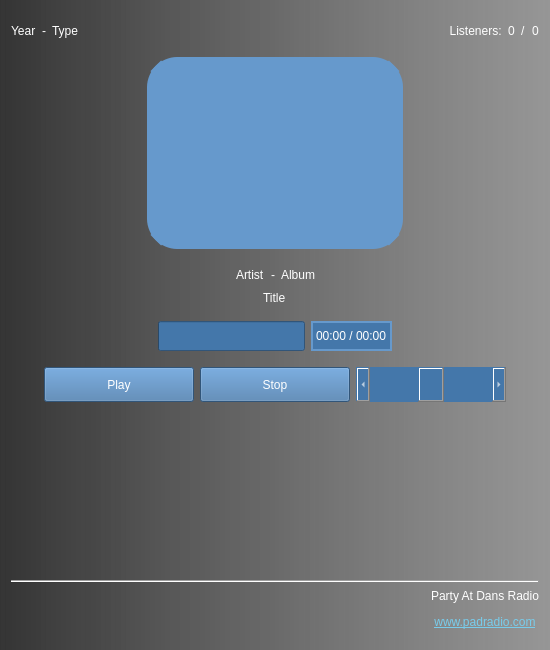
PartyAtDansRadio/PadRadio, file window.ui: the form before one commit.
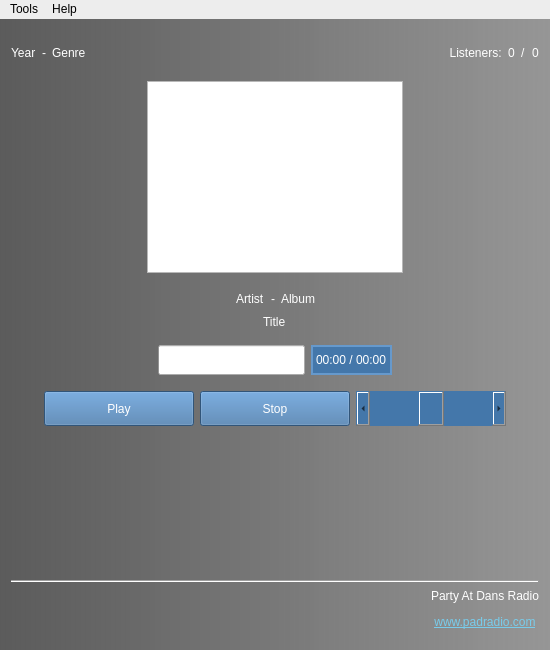
The form after the commit. Icons and pictures are not drawn. Custom widgets are drawn as their Qt base class.

Commit message:
Added settings and menu
Added settings.ini to save config.
Added cross platform titlebar menu.
Added cross platform taskbar menu.

```diff
--- a/window.ui
+++ b/window.ui
@@ -11,7 +11,7 @@
    </rect>
   </property>
   <property name="sizePolicy">
-   <sizepolicy hsizetype="Fixed" vsizetype="Fixed">
+   <sizepolicy hsizetype="Preferred" vsizetype="Preferred">
     <horstretch>0</horstretch>
     <verstretch>0</verstretch>
    </sizepolicy>
@@ -30,9 +30,28 @@
     <normaloff>:/PadImg</normaloff>:/PadImg</iconset>
   </property>
   <property name="styleSheet">
-   <string notr="true">font: 666 14pt &quot;Cantarell&quot;;
-background-color: qlineargradient(spread:pad, x1:0, y1:0, x2:1, y2:0, stop:0 rgba(50, 50, 50, 200), stop:1 rgba(150, 150, 150, 255));
-color:#FFFFFF;</string>
+   <string notr="true">#centralWidget {
+        background-color: qlineargradient(spread:pad, x1:0, y1:0, x2:1, y2:0, stop:0 rgba(50, 50, 50, 200), stop:1 rgba(150, 150, 150, 255));
+}
+QLabel, QPushButton, ScrollText {
+        font: 666 14pt &quot;Cantarell&quot;;
+        color:#FFFFFF;
+}
+QPushButton, QScrollBar {
+        background-color:#47A;
+}
+AlbumArt {
+        border: 15px solid #69C;
+        border-radius: 30px;
+        background-color: #69C;
+}
+#musicTitle {
+        font: 666 16pt &quot;Cantarell&quot;;
+}
+#musicTimeLeft {
+        border: 2px solid #69C;
+        background-color: #47A;
+}</string>
   </property>
   <widget class="QWidget" name="centralWidget">
    <layout class="QVBoxLayout" name="verticalLayout">
@@ -46,6 +65,12 @@
       </property>
       <item alignment="Qt::AlignLeft">
        <widget class="QLabel" name="musicYear">
+        <property name="minimumSize">
+         <size>
+          <width>0</width>
+          <height>25</height>
+         </size>
+        </property>
         <property name="styleSheet">
          <string>background-color: rgba(0, 0, 0, 0);</string>
         </property>
@@ -56,6 +81,12 @@
       </item>
       <item alignment="Qt::AlignLeft">
        <widget class="QLabel" name="typeSep">
+        <property name="minimumSize">
+         <size>
+          <width>0</width>
+          <height>25</height>
+         </size>
+        </property>
         <property name="styleSheet">
          <string>background-color: rgba(0, 0, 0, 0);</string>
         </property>
@@ -65,12 +96,18 @@
        </widget>
       </item>
       <item alignment="Qt::AlignLeft">
-       <widget class="QLabel" name="musicType">
+       <widget class="QLabel" name="musicGenre">
+        <property name="minimumSize">
+         <size>
+          <width>0</width>
+          <height>25</height>
+         </size>
+        </property>
         <property name="styleSheet">
          <string>background-color: rgba(0, 0, 0, 0);</string>
         </property>
         <property name="text">
-         <string>Type</string>
+         <string>Genre</string>
         </property>
        </widget>
       </item>
@@ -89,6 +126,12 @@
       </item>
       <item alignment="Qt::AlignLeft">
        <widget class="QLabel" name="noteListeners">
+        <property name="minimumSize">
+         <size>
+          <width>0</width>
+          <height>25</height>
+         </size>
+        </property>
         <property name="styleSheet">
          <string>background-color: rgba(0, 0, 0, 0);</string>
         </property>
@@ -99,6 +142,12 @@
       </item>
       <item alignment="Qt::AlignLeft">
        <widget class="QLabel" name="musicListeners">
+        <property name="minimumSize">
+         <size>
+          <width>0</width>
+          <height>25</height>
+         </size>
+        </property>
         <property name="styleSheet">
          <string>background-color: rgba(0, 0, 0, 0);</string>
         </property>
@@ -109,6 +158,12 @@
       </item>
       <item>
        <widget class="QLabel" name="ListenersSep">
+        <property name="minimumSize">
+         <size>
+          <width>0</width>
+          <height>25</height>
+         </size>
+        </property>
         <property name="styleSheet">
          <string>background-color: rgba(0, 0, 0, 0);</string>
         </property>
@@ -119,6 +174,12 @@
       </item>
       <item>
        <widget class="QLabel" name="musicMaxListeners">
+        <property name="minimumSize">
+         <size>
+          <width>0</width>
+          <height>25</height>
+         </size>
+        </property>
         <property name="styleSheet">
          <string>background-color: rgba(0, 0, 0, 0);</string>
         </property>
@@ -152,10 +213,7 @@
          </size>
         </property>
         <property name="styleSheet">
-         <string notr="true">border: 15px solid #69C;
-border-radius: 30px;
-background-color: #69C;
-</string>
+         <string notr="true"/>
         </property>
         <property name="verticalScrollBarPolicy">
          <enum>Qt::ScrollBarAlwaysOff</enum>
@@ -241,8 +299,7 @@
       <item alignment="Qt::AlignHCenter">
        <widget class="QLabel" name="musicTitle">
         <property name="styleSheet">
-         <string notr="true">background-color: rgba(0, 0, 0, 0);
-font: 666 16pt &quot;Cantarell&quot;;</string>
+         <string notr="true"/>
         </property>
         <property name="text">
          <string>Title</string>
@@ -280,7 +337,7 @@
         <property name="minimumSize">
          <size>
           <width>0</width>
-          <height>10</height>
+          <height>25</height>
          </size>
         </property>
         <property name="maximumSize">
@@ -290,7 +347,7 @@
          </size>
         </property>
         <property name="styleSheet">
-         <string notr="true">background-color:#47A;</string>
+         <string notr="true"/>
         </property>
         <property name="maximum">
          <number>1000</number>
@@ -311,9 +368,14 @@
       </item>
       <item>
        <widget class="QLabel" name="musicTimeLeft">
+        <property name="minimumSize">
+         <size>
+          <width>0</width>
+          <height>25</height>
+         </size>
+        </property>
         <property name="styleSheet">
-         <string notr="true">border: 2px solid #69C;
-background-color: #47A;</string>
+         <string notr="true"/>
         </property>
         <property name="text">
          <string>00:00 / 00:00</string>
@@ -380,7 +442,7 @@
          </size>
         </property>
         <property name="styleSheet">
-         <string notr="true">background-color:#47A;</string>
+         <string notr="true"/>
         </property>
         <property name="text">
          <string>Play</string>
@@ -408,7 +470,7 @@
          </size>
         </property>
         <property name="styleSheet">
-         <string notr="true">background-color:#47A;</string>
+         <string notr="true"/>
         </property>
         <property name="text">
          <string>Stop</string>
@@ -426,7 +488,7 @@
         <property name="minimumSize">
          <size>
           <width>150</width>
-          <height>15</height>
+          <height>35</height>
          </size>
         </property>
         <property name="maximumSize">
@@ -436,7 +498,7 @@
          </size>
         </property>
         <property name="styleSheet">
-         <string notr="true">background-color:#47A;</string>
+         <string notr="true"/>
         </property>
         <property name="maximum">
          <number>100</number>
@@ -516,7 +578,7 @@
          </size>
         </property>
         <property name="styleSheet">
-         <string notr="true">background-color: rgba(0, 0, 0, 0);</string>
+         <string notr="true"/>
         </property>
        </widget>
       </item>
@@ -561,9 +623,39 @@
      <x>0</x>
      <y>0</y>
      <width>550</width>
-     <height>32</height>
+     <height>21</height>
     </rect>
    </property>
+   <property name="autoFillBackground">
+    <bool>false</bool>
+   </property>
+   <property name="styleSheet">
+    <string notr="true">QMenuBar {
+	background-color: #ededed;
+}</string>
+   </property>
+   <widget class="QMenu" name="menuHelp">
+    <property name="focusPolicy">
+     <enum>Qt::ClickFocus</enum>
+    </property>
+    <property name="title">
+     <string>Help</string>
+    </property>
+    <addaction name="actionAbout"/>
+    <addaction name="actionReport_Bug"/>
+   </widget>
+   <widget class="QMenu" name="menuTools">
+    <property name="tearOffEnabled">
+     <bool>false</bool>
+    </property>
+    <property name="title">
+     <string>Tools</string>
+    </property>
+    <addaction name="actionSettings"/>
+    <addaction name="actionExit"/>
+   </widget>
+   <addaction name="menuTools"/>
+   <addaction name="menuHelp"/>
   </widget>
  </widget>
  <layoutdefault spacing="6" margin="11"/>
```
Left out of the diff: 37 changed lines with no effect on the pictures. The commit also changes 17 other files.
